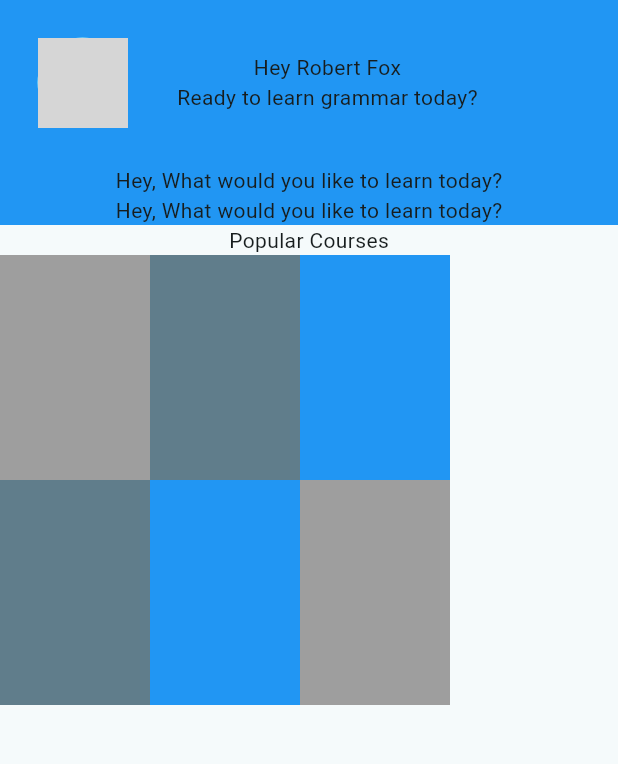
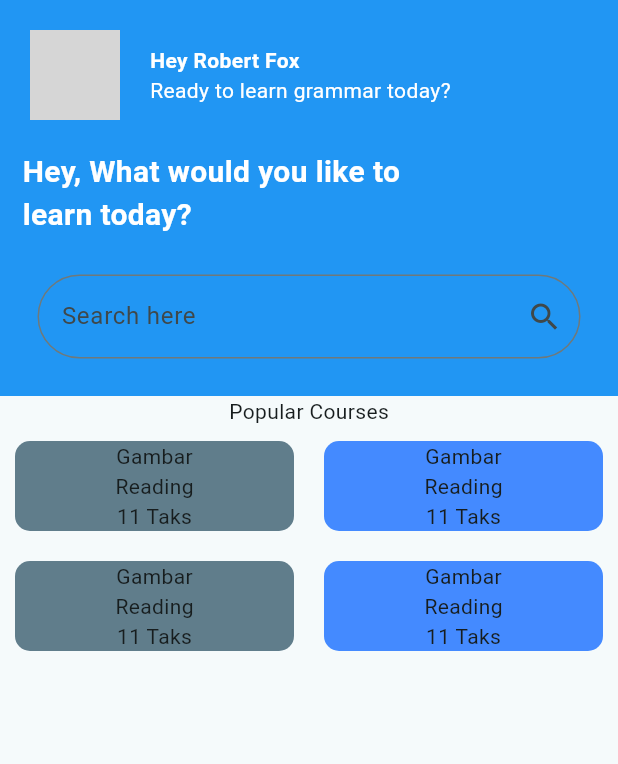
Before and after one commit to ivanka1707/ivanka_2020130027, a Flutter app: the screen it shows after launch, on a phone screen of 412 x 824 dp, the part 84-848 px from its top. Run offline on Flutter 3.47's test engine with Material 2 defaults, Android fonts, the phone set to English and light mode, and no system bars; grey boxes are pictures that could not be loaded.

Commit message:
push ke 2

```diff
--- a/lib/first_page.dart
+++ b/lib/first_page.dart
@@ -11,33 +11,64 @@ class FirstPage extends StatelessWidget {
         children: [
           Container(
             color: Colors.blue,
-            child: const Column(
+            child: Column(
               mainAxisAlignment: MainAxisAlignment.center,
               crossAxisAlignment: CrossAxisAlignment.center,
               mainAxisSize: MainAxisSize.max,
               children: [
-                Row(
+                const Row(
                   children: [
                     Padding(
-                      padding: EdgeInsets.all(25.0),
+                      padding: EdgeInsets.all(20.0),
                       child: CircleAvatar(
                         backgroundImage: AssetImage('/images/bang.jpeg'),
                         radius: 30,
                       ),
                     ),
                     Padding(
-                      padding: EdgeInsets.all(8.0),
+                      padding: EdgeInsets.all(0.0),
                       child: Column(
+                        mainAxisAlignment: MainAxisAlignment.start,
+                        crossAxisAlignment: CrossAxisAlignment.start,
                         children: [
-                          Text('Hey Robert Fox'),
-                          Text('Ready to learn grammar today?'),
+                          Text(
+                            'Hey Robert Fox',
+                            style: TextStyle(
+                              color: Colors.white,
+                              fontWeight: FontWeight.bold,
+                            ),
+                            textAlign: TextAlign.left,
+                          ),
+                          Text(
+                            'Ready to learn grammar today?',
+                            style: TextStyle(color: Colors.white),
+                          ),
                         ],
                       ),
                     ),
                   ],
                 ),
-                Text('Hey, What would you like to learn today?'),
-                Text('Hey, What would you like to learn today?'),
+                const Padding(
+                  padding: EdgeInsets.only(left: 15, right: 100),
+                  child: Text(
+                    'Hey, What would you like to learn today?',
+                    style: TextStyle(
+                        color: Colors.white,
+                        fontWeight: FontWeight.bold,
+                        fontSize: 20),
+                  ),
+                ),
+                Padding(
+                  padding: const EdgeInsets.all(25.0),
+                  child: TextField(
+                    decoration: InputDecoration(
+                        border: OutlineInputBorder(
+                          borderRadius: BorderRadius.circular(100.0),
+                        ),
+                        labelText: "Search here",
+                        suffixIcon: const Icon(Icons.search)),
+                  ),
+                ),
               ],
             ),
           ),
@@ -46,40 +77,86 @@ class FirstPage extends StatelessWidget {
             child: Column(
               children: [
                 Row(
-                  children: [
-                    Container(
-                      color: Colors.grey,
-                      width: 100,
-                      height: 150,
+                  children: <Widget>[
+                    Expanded(
+                      flex: 1,
+                      child: Padding(
+                        padding: const EdgeInsets.all(10.0),
+                        child: Container(
+                          decoration: BoxDecoration(
+                            borderRadius: BorderRadius.circular(10),
+                            color: Colors.blueGrey,
+                          ),
+                          child: const Column(
+                            children: [
+                              Text('Gambar'),
+                              Text('Reading'),
+                              Text('11 Taks'),
+                            ],
+                          ),
+                        ),
+                      ),
                     ),
-                    Container(
-                      color: Colors.blueGrey,
-                      width: 100,
-                      height: 150,
-                    ),
-                    Container(
-                      color: Colors.blue,
-                      width: 100,
-                      height: 150,
+                    Expanded(
+                      flex: 1,
+                      child: Padding(
+                        padding: const EdgeInsets.all(10.0),
+                        child: Container(
+                          decoration: BoxDecoration(
+                            borderRadius: BorderRadius.circular(10),
+                            color: Colors.blueAccent,
+                          ),
+                          child: const Column(
+                            children: [
+                              Text('Gambar'),
+                              Text('Reading'),
+                              Text('11 Taks'),
+                            ],
+                          ),
+                        ),
+                      ),
                     ),
                   ],
                 ),
                 Row(
-                  children: [
-                    Container(
-                      color: Colors.blueGrey,
-                      width: 100,
-                      height: 150,
+                  children: <Widget>[
+                    Expanded(
+                      flex: 1,
+                      child: Padding(
+                        padding: const EdgeInsets.all(10.0),
+                        child: Container(
+                          decoration: BoxDecoration(
+                            borderRadius: BorderRadius.circular(10),
+                            color: Colors.blueGrey,
+                          ),
+                          child: const Column(
+                            children: [
+                              Text('Gambar'),
+                              Text('Reading'),
+                              Text('11 Taks'),
+                            ],
+                          ),
+                        ),
+                      ),
                     ),
-                    Container(
-                      color: Colors.blue,
-                      width: 100,
-                      height: 150,
-                    ),
-                    Container(
-                      color: Colors.grey,
-                      width: 100,
-                      height: 150,
+                    Expanded(
+                      flex: 1,
+                      child: Padding(
+                        padding: const EdgeInsets.all(10.0),
+                        child: Container(
+                          decoration: BoxDecoration(
+                            borderRadius: BorderRadius.circular(10),
+                            color: Colors.blueAccent,
+                          ),
+                          child: const Column(
+                            children: [
+                              Text('Gambar'),
+                              Text('Reading'),
+                              Text('11 Taks'),
+                            ],
+                          ),
+                        ),
+                      ),
                     ),
                   ],
                 ),
```
